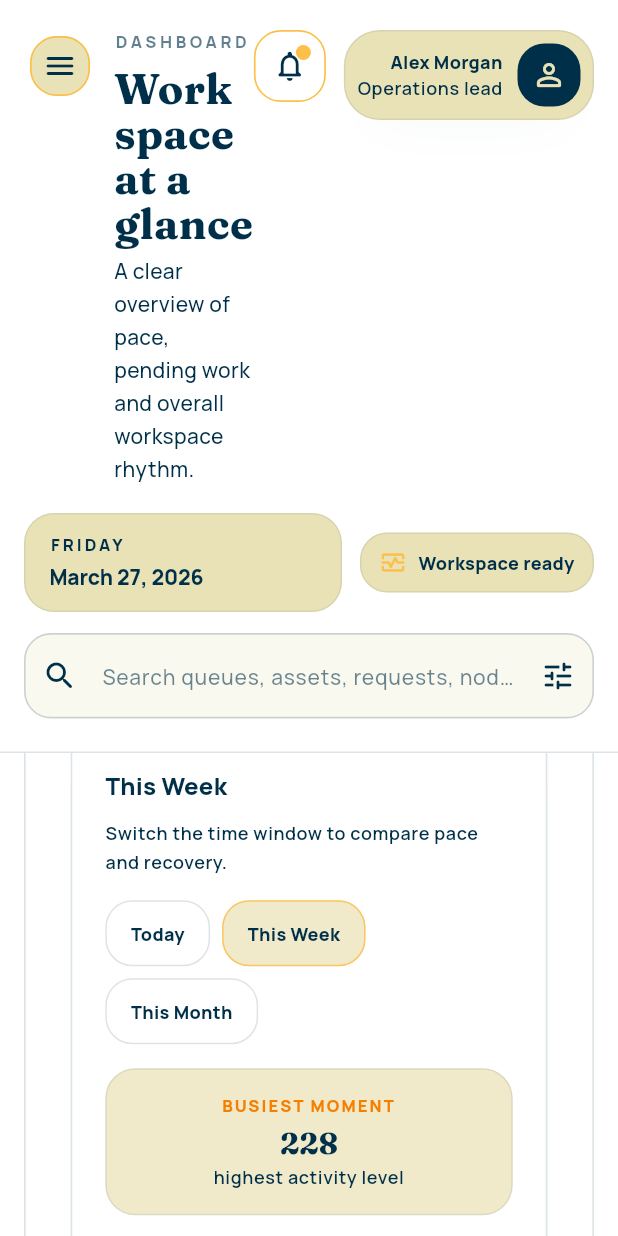
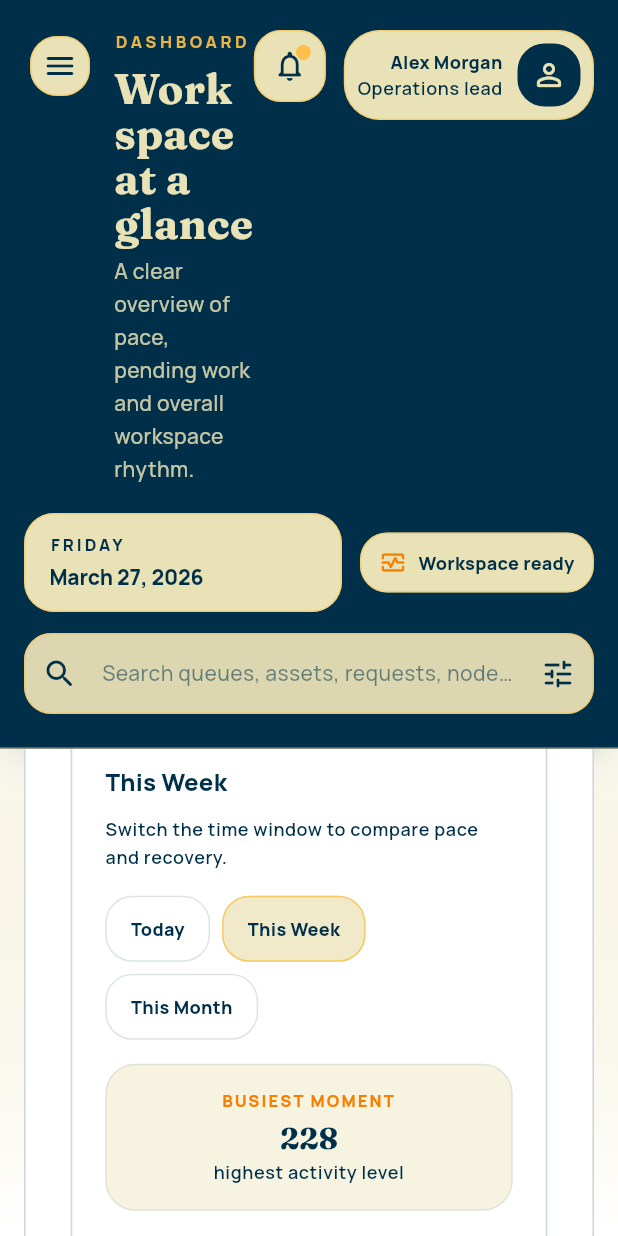
Before and after one commit to DistribuidosN/Frontend, a Flutter app: the _AppShell screen opened directly with empty values, scrolled down 576 dp, on a phone screen of 412 x 824 dp. Run offline on Flutter 3.47's test engine with Material 3 defaults, Android fonts, the phone set to English and light mode, and no system bars; our stand-ins replace flutter_svg, google_fonts; project files that could hold a hidden picture were left out.

Commit message:
modified navbar

```diff
--- a/flutter_app/lib/features/auth/presentation/auth_pages.dart
+++ b/flutter_app/lib/features/auth/presentation/auth_pages.dart
@@ -1035,11 +1035,15 @@ class _AuthHeroPane extends StatelessWidget {
             builder: (BuildContext context, BoxConstraints constraints) {
               final bool compact = constraints.maxHeight < 760;
               final bool ultraCompact = constraints.maxHeight < 660;
-              final bool useScroll = constraints.maxHeight < 620;
               final double horizontalPadding = compact ? 40 : 56;
               final double verticalPadding = ultraCompact
                   ? 28
                   : (compact ? 38 : 52);
+              final double availableHeight =
+                  constraints.maxHeight - (verticalPadding * 2);
+              final bool useScroll =
+                  availableHeight < (lightweightHero ? 620 : 680);
+              final bool allowSpacer = !compact && !useScroll;
               final double titleSize = ultraCompact ? 40 : (compact ? 46 : 54);
               final double titleGap = compact ? 18 : 24;
               final double descriptionGap = compact ? 12 : 18;
@@ -1185,7 +1189,7 @@ class _AuthHeroPane extends StatelessWidget {
                   ),
                   if (lightweightHero) ...<Widget>[
                     SizedBox(height: featuresGap),
-                    if (!compact) const Spacer(),
+                    if (allowSpacer) const Spacer(),
                     highlightsShelf,
                   ] else ...<Widget>[
                     SizedBox(height: featuresGap),
@@ -1275,7 +1279,7 @@ class _AuthHeroPane extends StatelessWidget {
                       ),
                     ),
                   ],
-                  if (!compact) const Spacer(),
+                  if (allowSpacer) const Spacer(),
                 ],
               );
 
--- a/flutter_app/lib/features/dashboard/presentation/dashboard_page.dart
+++ b/flutter_app/lib/features/dashboard/presentation/dashboard_page.dart
@@ -53,6 +53,7 @@ class _DashboardPageState extends State<DashboardPage> {
             return AppSurface(
               radius: 26,
               color: style.background,
+              borderColor: AppTheme.borderStrong,
               padding: const EdgeInsets.all(22),
               child: Column(
                 crossAxisAlignment: CrossAxisAlignment.start,
@@ -483,6 +484,7 @@ class _DashboardHero extends StatelessWidget {
     return AppSurface(
       radius: 34,
       color: AppTheme.white,
+      borderColor: AppTheme.borderStrong,
       padding: const EdgeInsets.all(30),
       child: LayoutBuilder(
         builder: (BuildContext context, BoxConstraints constraints) {
@@ -585,6 +587,7 @@ class _DashboardHero extends StatelessWidget {
           final Widget signalRow = AppSurface(
             radius: 28,
             color: AppTheme.white,
+            borderColor: AppTheme.borderStrong,
             padding: const EdgeInsets.all(22),
             child: LayoutBuilder(
               builder: (BuildContext context, BoxConstraints rowConstraints) {
@@ -637,7 +640,7 @@ class _DashboardHero extends StatelessWidget {
                     vertical: 16,
                   ),
                   decoration: BoxDecoration(
-                    color: AppTheme.sand.withValues(alpha: 0.72),
+                    color: AppTheme.sand.withValues(alpha: 0.42),
                     borderRadius: BorderRadius.circular(20),
                     border: Border.all(color: AppTheme.borderSoft),
                   ),
--- a/flutter_app/lib/features/shell/presentation/shell.dart
+++ b/flutter_app/lib/features/shell/presentation/shell.dart
@@ -151,9 +151,20 @@ class _AppShell extends StatelessWidget {
               : null,
           body: Stack(
             children: <Widget>[
-              const Positioned.fill(
+              Positioned.fill(
                 child: DecoratedBox(
-                  decoration: BoxDecoration(color: AppTheme.white),
+                  decoration: BoxDecoration(
+                    gradient: LinearGradient(
+                      begin: Alignment.topCenter,
+                      end: Alignment.bottomCenter,
+                      colors: <Color>[
+                        AppTheme.white,
+                        AppTheme.sand.withValues(alpha: 0.22),
+                        AppTheme.white,
+                      ],
+                      stops: const <double>[0, 0.55, 1],
+                    ),
+                  ),
                 ),
               ),
               Positioned(
@@ -638,9 +649,19 @@ class _ShellHeader extends StatelessWidget {
         compact ? 16 : 28,
         22,
       ),
-      decoration: const BoxDecoration(
-        color: AppTheme.white,
-        border: Border(bottom: BorderSide(color: AppTheme.border)),
+      decoration: BoxDecoration(
+        color: AppTheme.navy,
+        border: Border(
+          bottom: BorderSide(color: AppTheme.gold.withValues(alpha: 0.38)),
+        ),
+        boxShadow: <BoxShadow>[
+          BoxShadow(
+            color: AppTheme.navy.withValues(alpha: 0.34),
+            blurRadius: 24,
+            offset: const Offset(0, 12),
+            spreadRadius: -16,
+          ),
+        ],
       ),
       child: LayoutBuilder(
         builder: (BuildContext context, BoxConstraints constraints) {
@@ -652,7 +673,7 @@ class _ShellHeader extends StatelessWidget {
               Text(
                 activePage.label.toUpperCase(),
                 style: Theme.of(context).textTheme.labelSmall?.copyWith(
-                  color: AppTheme.navy.withValues(alpha: 0.62),
+                  color: AppTheme.gold.withValues(alpha: 0.92),
                   letterSpacing: 2.4,
                 ),
               ),
@@ -662,15 +683,15 @@ class _ShellHeader extends StatelessWidget {
                 style: AppTheme.displayStyle(
                   context,
                   size: compact ? 28 : 34,
-                  color: AppTheme.navy,
+                  color: AppTheme.sand,
                 ),
               ),
               const SizedBox(height: 6),
               Text(
                 _pageSummary(activePage),
-                style: Theme.of(
-                  context,
-                ).textTheme.bodyMedium?.copyWith(color: AppTheme.slate),
+                style: Theme.of(context).textTheme.bodyMedium?.copyWith(
+                  color: AppTheme.sand.withValues(alpha: 0.84),
+                ),
               ),
             ],
           );
@@ -687,6 +708,9 @@ class _ShellHeader extends StatelessWidget {
                       style: IconButton.styleFrom(
                         backgroundColor: AppTheme.sand,
                         foregroundColor: AppTheme.navy,
+                        side: BorderSide(
+                          color: AppTheme.gold.withValues(alpha: 0.65),
+                        ),
                         shape: RoundedRectangleBorder(
                           borderRadius: BorderRadius.circular(18),
                         ),
@@ -724,10 +748,38 @@ class _ShellHeader extends StatelessWidget {
                 children: <Widget>[
                   Expanded(
                     child: TextField(
-                      decoration: const InputDecoration(
+                      style: Theme.of(
+                        context,
+                      ).textTheme.bodyMedium?.copyWith(color: AppTheme.navy),
+                      decoration: InputDecoration(
                         hintText: 'Search queues, assets, requests, nodes...',
-                        prefixIcon: Icon(Icons.search_rounded),
-                        suffixIcon: Icon(Icons.tune_rounded),
+                        filled: true,
+                        fillColor: AppTheme.sand.withValues(alpha: 0.94),
+                        prefixIcon: const Icon(
+                          Icons.search_rounded,
+                          color: AppTheme.navy,
+                        ),
+                        suffixIcon: const Icon(
+                          Icons.tune_rounded,
+                          color: AppTheme.navy,
+                        ),
+                        hintStyle: Theme.of(context).textTheme.bodyMedium
+                            ?.copyWith(
+                              color: AppTheme.navy.withValues(alpha: 0.54),
+                            ),
+                        enabledBorder: OutlineInputBorder(
+                          borderRadius: BorderRadius.circular(18),
+                          borderSide: BorderSide(
+                            color: AppTheme.gold.withValues(alpha: 0.62),
+                          ),
+                        ),
+                        focusedBorder: OutlineInputBorder(
+                          borderRadius: BorderRadius.circular(18),
+                          borderSide: const BorderSide(
+                            color: AppTheme.orange,
+                            width: 1.4,
+                          ),
+                        ),
                       ),
                     ),
                   ),
@@ -759,7 +811,7 @@ class _HealthBadge extends StatelessWidget {
       ),
       decoration: BoxDecoration(
         color: AppTheme.sand,
-        border: Border.all(color: AppTheme.borderSoft),
+        border: Border.all(color: AppTheme.gold.withValues(alpha: 0.55)),
         borderRadius: BorderRadius.circular(compact ? 18 : 20),
       ),
       child: Row(
@@ -768,7 +820,7 @@ class _HealthBadge extends StatelessWidget {
           const Icon(
             Icons.monitor_heart_outlined,
             size: 18,
-            color: AppTheme.gold,
+            color: AppTheme.orange,
           ),
           const SizedBox(width: 8),
           Column(
@@ -804,7 +856,12 @@ class _NotificationButton extends StatelessWidget {
       children: <Widget>[
         IconButton(
           onPressed: () {},
-          style: IconButton.styleFrom(fixedSize: const Size(48, 48)),
+          style: IconButton.styleFrom(
+            fixedSize: const Size(48, 48),
+            backgroundColor: AppTheme.sand,
+            foregroundColor: AppTheme.navy,
+            side: BorderSide(color: AppTheme.gold.withValues(alpha: 0.65)),
+          ),
           icon: const Icon(Icons.notifications_none_rounded),
         ),
         Positioned(
@@ -833,7 +890,7 @@ class _ProfilePill extends StatelessWidget {
       padding: const EdgeInsets.all(8),
       decoration: BoxDecoration(
         color: AppTheme.sand,
-        border: Border.all(color: AppTheme.borderSoft),
+        border: Border.all(color: AppTheme.gold.withValues(alpha: 0.55)),
         borderRadius: BorderRadius.circular(24),
         boxShadow: AppTheme.softShadow,
       ),
@@ -1115,7 +1172,7 @@ class _HeaderContextCard extends StatelessWidget {
       decoration: BoxDecoration(
         color: AppTheme.sand,
         borderRadius: BorderRadius.circular(20),
-        border: Border.all(color: AppTheme.borderSoft),
+        border: Border.all(color: AppTheme.gold.withValues(alpha: 0.55)),
       ),
       child: Column(
         crossAxisAlignment: CrossAxisAlignment.start,
@@ -1145,7 +1202,7 @@ class _HeaderPulsePill extends StatelessWidget {
       decoration: BoxDecoration(
         color: AppTheme.sand,
         borderRadius: BorderRadius.circular(18),
-        border: Border.all(color: AppTheme.borderSoft),
+        border: Border.all(color: AppTheme.gold.withValues(alpha: 0.55)),
       ),
       child: Row(
         mainAxisSize: MainAxisSize.min,
```
Also changed, not shown: flutter_app/pubspec.lock.
